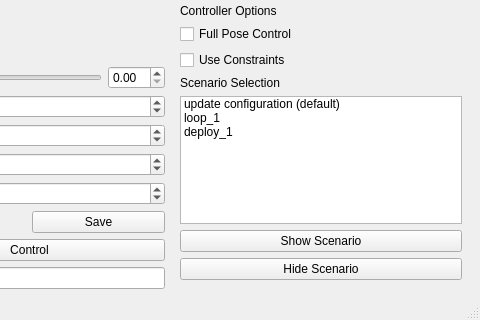
First picture: the form in mainwindow.ui, repository jeremyxu1998/TDCR_Simulator, before the edit; both pictures show x 393 to 873 and y 488 to 808 of the 873 by 808 pixel window.
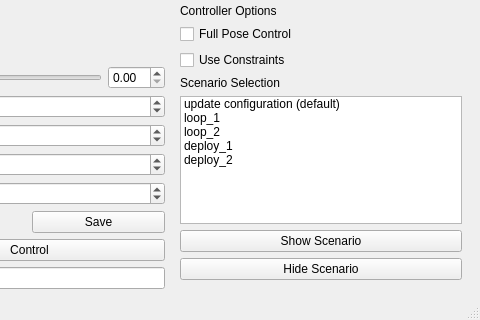
Second picture: the form after the edit.

The edit to the form file:
```diff
--- a/mainwindow.ui
+++ b/mainwindow.ui
@@ -542,11 +542,21 @@
            <string>loop_1</string>
           </property>
          </item>
+         <item>
+          <property name="text">
+           <string>loop_2</string>
+          </property>
+         </item>
          <item>
           <property name="text">
            <string>deploy_1</string>
           </property>
          </item>
+         <item>
+          <property name="text">
+           <string>deploy_2</string>
+          </property>
+         </item>
         </widget>
        </item>
        <item>
```
